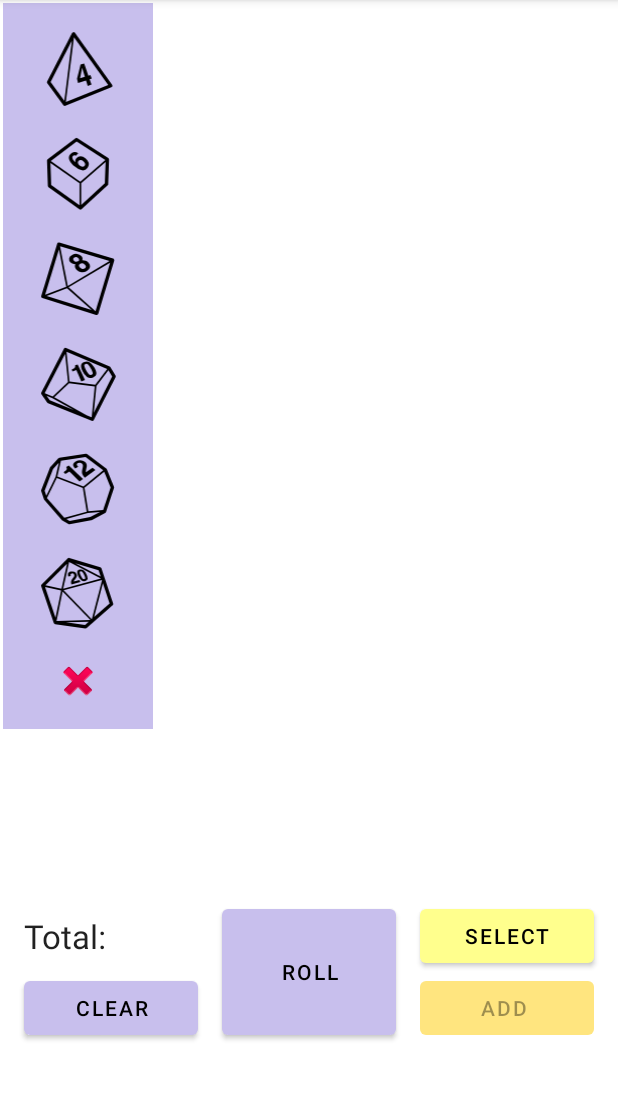
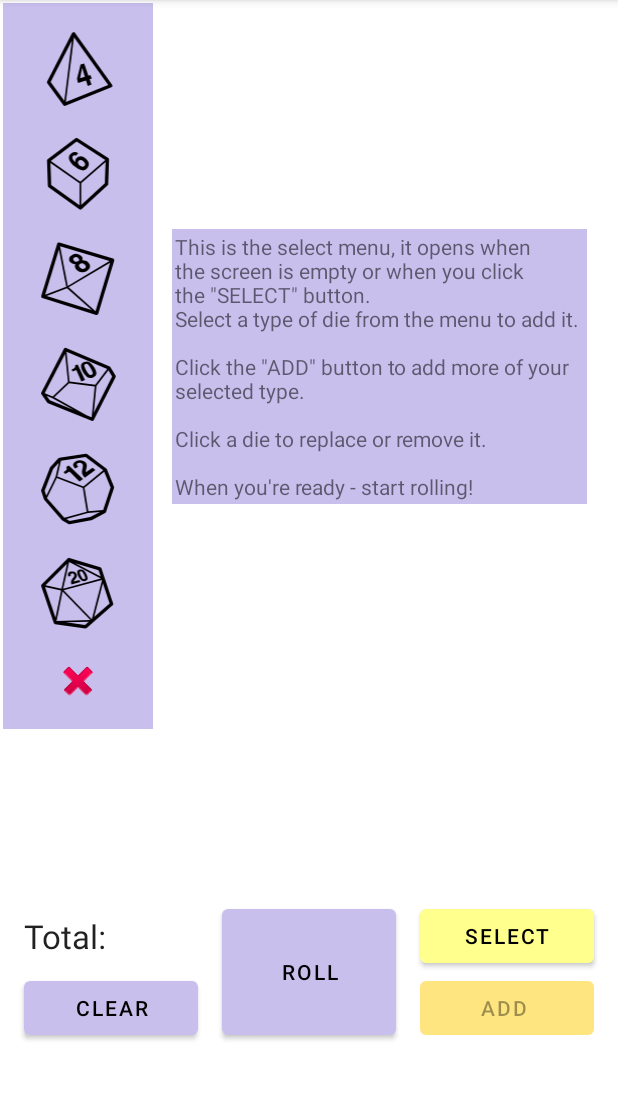
Before and after one commit to LukasH77/Dice2Go, an Android app: the screen it shows after launch (MainActivity), after a tap on "CLEAR", on a phone screen of 412 x 824 dp, the part 84-1184 px from its top. Run offline under Robolectric (Android 15) with nearby library versions, the phone set to English and light mode, and no system bars; our stand-ins replace data binding, navigation-ui.

Commit message:
Added a hint/tutorial, showing when the screen is dieless. Smoothed some associated edges.

```diff
--- a/app/src/main/java/com/example/dice/home/HomeFragment.kt
+++ b/app/src/main/java/com/example/dice/home/HomeFragment.kt
@@ -8,6 +8,7 @@ import android.os.Bundle
 import android.os.VibrationEffect
 import android.os.Vibrator
 import android.view.*
+import android.widget.TextView
 import androidx.annotation.RequiresApi
 import androidx.constraintlayout.widget.ConstraintLayout
 import androidx.core.content.getSystemService
@@ -34,6 +35,7 @@ class HomeFragment : Fragment() {
 
     private lateinit var dieMenu: ConstraintLayout
     private lateinit var selectMenu: ConstraintLayout
+    private lateinit var hintText: TextView
 
     @RequiresApi(Build.VERSION_CODES.O)
     override fun onCreateView(
@@ -59,6 +61,7 @@ class HomeFragment : Fragment() {
         )
         dieMenu = binding.clPopup
         selectMenu = binding.clSelectionPopup
+        hintText = binding.tvHint
 
         val replaceD4Button = binding.ibReplaceD4
         val replaceD6Button = binding.ibReplaceD6
@@ -98,6 +101,7 @@ class HomeFragment : Fragment() {
                 dice as MutableList<Die>,
                 dieMenu,
                 selectMenu,
+                hintText,
                 replaceD4Button,
                 replaceD6Button,
                 replaceD8Button,
@@ -116,6 +120,7 @@ class HomeFragment : Fragment() {
             dice as MutableList<Die>,
             addButton,
             selectButton,
+            hintText,
             dieMenu,
             selectMenu,
             addD4Button,
@@ -158,7 +163,7 @@ class HomeFragment : Fragment() {
         }
 
         rollButton.setOnClickListener {
-            Die.removeMenus(dieMenu, selectMenu)
+            Die.removeMenus(dice as MutableList<Die>, dieMenu, selectMenu, hintText)
             Die.resetBackground(dice as MutableList<Die>)
 
             // avoids infinite roll when spamming the button
@@ -193,12 +198,13 @@ class HomeFragment : Fragment() {
         selectButton.setOnClickListener {
             clSelectionPopup.visibility = View.VISIBLE
             clPopup.visibility = View.GONE
+            if (!dice[0].isVisible) hintText.visibility = View.VISIBLE
         }
 
         addButton.setOnClickListener {
-            Die.removeMenus(dieMenu, selectMenu)
-            Die.removeMenus(dieMenu, selectMenu)
-            Die.removeMenus(dieMenu, selectMenu)
+            Die.removeMenus(dice as MutableList<Die>, dieMenu, selectMenu, hintText)
+            Die.removeMenus(dice as MutableList<Die>, dieMenu, selectMenu, hintText)
+            Die.removeMenus(dice as MutableList<Die>, dieMenu, selectMenu, hintText)
             Die.resetBackground(dice as MutableList<Die>)
             for (die in dice) {
                 if (!die.isVisible) {
@@ -212,7 +218,7 @@ class HomeFragment : Fragment() {
         }
 
         clearButton.setOnClickListener {
-            Die.removeMenus(dieMenu, selectMenu)
+            Die.removeMenus(dice as MutableList<Die>, dieMenu, selectMenu, hintText)
             Die.resetBackground(dice as MutableList<Die>)
             for (i in dice.indices) {
                 dice[i].isVisible = false
@@ -221,12 +227,13 @@ class HomeFragment : Fragment() {
             Die.handleButtons(dice as MutableList<Die>, addButton, selectButton)
             total = 0
             clSelectionPopup.visibility = View.VISIBLE
+            hintText.visibility = View.VISIBLE
             totalText.text = "Total: "
             addButton.text = "Add "
         }
 
         binding.clMain.setOnClickListener {
-            Die.removeMenus(dieMenu, selectMenu)
+            Die.removeMenus(dice as MutableList<Die>, dieMenu, selectMenu, hintText)
             Die.resetBackground(dice as MutableList<Die>)
         }
 
@@ -240,7 +247,7 @@ class HomeFragment : Fragment() {
     }
 
     override fun onOptionsItemSelected(item: MenuItem): Boolean {
-        Die.removeMenus(dieMenu, selectMenu)
+        Die.removeMenus(dice as MutableList<Die>, dieMenu, selectMenu, hintText)
         Die.resetBackground(dice as MutableList<Die>)
         return NavigationUI.onNavDestinationSelected(
             item,
--- a/app/src/main/res/layout/fragment_home.xml
+++ b/app/src/main/res/layout/fragment_home.xml
@@ -18,6 +18,72 @@
             android:layout_width="match_parent"
             android:layout_height="match_parent"
             tools:context=".MainActivity">
+
+            <ImageView
+                android:id="@+id/ivDie1"
+                android:layout_width="0dp"
+                android:layout_height="0dp"
+                android:layout_marginStart="16dp"
+                android:layout_marginTop="8dp"
+                android:layout_marginEnd="8dp"
+                android:visibility="visible"
+                app:layout_constraintBottom_toTopOf="@+id/guideline2"
+                app:layout_constraintDimensionRatio="h,1:1"
+                app:layout_constraintEnd_toStartOf="@+id/ivDie2"
+                app:layout_constraintHorizontal_bias="0.5"
+                app:layout_constraintStart_toStartOf="parent"
+                app:layout_constraintTop_toTopOf="parent"
+                app:srcCompat="@drawable/d4__4"
+                tools:visibility="gone"/>
+
+            <ImageView
+                android:id="@+id/ivDie2"
+                android:layout_width="0dp"
+                android:layout_height="0dp"
+                android:layout_marginStart="8dp"
+                android:layout_marginTop="8dp"
+                android:layout_marginEnd="16dp"
+                android:visibility="visible"
+                tools:visibility="gone"
+                app:layout_constraintBottom_toTopOf="@+id/guideline2"
+                app:layout_constraintDimensionRatio="h,1:1"
+                app:layout_constraintEnd_toEndOf="parent"
+                app:layout_constraintHorizontal_bias="0.5"
+                app:layout_constraintStart_toEndOf="@+id/ivDie1"
+                app:layout_constraintTop_toTopOf="parent"
+                app:layout_constraintVertical_bias="0.48"
+                app:srcCompat="@drawable/d6__6" />
+
+            <ImageView
+                android:id="@+id/ivDie3"
+                android:layout_width="0dp"
+                android:layout_height="0dp"
+                android:layout_marginStart="16dp"
+                android:layout_marginEnd="8dp"
+                android:visibility="visible"
+                tools:visibility="gone"
+                app:layout_constraintBottom_toTopOf="@+id/guideline"
+                app:layout_constraintDimensionRatio="h,1:1"
+                app:layout_constraintEnd_toStartOf="@+id/ivDie4"
+                app:layout_constraintHorizontal_bias="0.6"
+                app:layout_constraintStart_toStartOf="parent"
+                app:layout_constraintTop_toTopOf="@+id/guideline2"
+                app:srcCompat="@drawable/d8__8" />
+
+            <ImageView
+                android:id="@+id/ivDie4"
+                android:layout_width="0dp"
+                android:layout_height="0dp"
+                android:layout_marginStart="8dp"
+                android:layout_marginEnd="16dp"
+                android:visibility="visible"
+                app:layout_constraintBottom_toTopOf="@+id/guideline"
+                app:layout_constraintDimensionRatio="1:1"
+                app:layout_constraintEnd_toEndOf="parent"
+                app:layout_constraintStart_toEndOf="@+id/ivDie3"
+                app:layout_constraintTop_toTopOf="@+id/guideline2"
+                app:srcCompat="@drawable/d10__10"
+                tools:visibility="gone"/>
 
             <ImageView
                 android:id="@+id/ivDie5"
@@ -49,68 +115,6 @@
                 app:layout_constraintHorizontal_bias="0.5"
                 app:layout_constraintStart_toEndOf="@+id/ivDie5"
                 app:layout_constraintTop_toTopOf="@+id/guideline"
-                app:srcCompat="@drawable/d6__6" />
-
-            <ImageView
-                android:id="@+id/ivDie3"
-                android:layout_width="0dp"
-                android:layout_height="0dp"
-                android:layout_marginStart="16dp"
-                android:layout_marginEnd="8dp"
-                android:visibility="visible"
-                app:layout_constraintBottom_toTopOf="@+id/guideline"
-                app:layout_constraintDimensionRatio="h,1:1"
-                app:layout_constraintEnd_toStartOf="@+id/ivDie4"
-                app:layout_constraintHorizontal_bias="0.6"
-                app:layout_constraintStart_toStartOf="parent"
-                app:layout_constraintTop_toTopOf="@+id/guideline2"
-                app:srcCompat="@drawable/d8__8" />
-
-            <ImageView
-                android:id="@+id/ivDie4"
-                android:layout_width="0dp"
-                android:layout_height="0dp"
-                android:layout_marginStart="8dp"
-                android:layout_marginEnd="16dp"
-                android:visibility="visible"
-                app:layout_constraintBottom_toTopOf="@+id/guideline"
-                app:layout_constraintDimensionRatio="1:1"
-                app:layout_constraintEnd_toEndOf="parent"
-                app:layout_constraintStart_toEndOf="@+id/ivDie3"
-                app:layout_constraintTop_toTopOf="@+id/guideline2"
-                app:srcCompat="@drawable/d10__10" />
-
-            <ImageView
-                android:id="@+id/ivDie1"
-                android:layout_width="0dp"
-                android:layout_height="0dp"
-                android:layout_marginStart="16dp"
-                android:layout_marginTop="8dp"
-                android:layout_marginEnd="8dp"
-                android:visibility="visible"
-                app:layout_constraintBottom_toTopOf="@+id/guideline2"
-                app:layout_constraintDimensionRatio="h,1:1"
-                app:layout_constraintEnd_toStartOf="@+id/ivDie2"
-                app:layout_constraintHorizontal_bias="0.5"
-                app:layout_constraintStart_toStartOf="parent"
-                app:layout_constraintTop_toTopOf="parent"
-                app:srcCompat="@drawable/d4__4" />
-
-            <ImageView
-                android:id="@+id/ivDie2"
-                android:layout_width="0dp"
-                android:layout_height="0dp"
-                android:layout_marginStart="8dp"
-                android:layout_marginTop="8dp"
-                android:layout_marginEnd="16dp"
-                android:visibility="visible"
-                app:layout_constraintBottom_toTopOf="@+id/guideline2"
-                app:layout_constraintDimensionRatio="h,1:1"
-                app:layout_constraintEnd_toEndOf="parent"
-                app:layout_constraintHorizontal_bias="0.5"
-                app:layout_constraintStart_toEndOf="@+id/ivDie1"
-                app:layout_constraintTop_toTopOf="parent"
-                app:layout_constraintVertical_bias="0.48"
                 app:srcCompat="@drawable/d6__6" />
 
             <Button
@@ -277,7 +281,7 @@
                 android:layout_marginTop="2dp"
                 android:background="?colorPrimary"
                 android:orientation="horizontal"
-                android:visibility="visible"
+                android:visibility="gone"
                 app:layout_constraintBottom_toTopOf="@+id/guideline3"
                 app:layout_constraintEnd_toEndOf="parent"
                 app:layout_constraintHorizontal_bias="0.0"
@@ -451,6 +455,19 @@
                 app:layout_constraintStart_toStartOf="@+id/bAdd"
                 app:layout_constraintTop_toTopOf="@+id/guideline3" />
 
+            <TextView
+                android:id="@+id/tvHint"
+                android:layout_width="wrap_content"
+                android:layout_height="wrap_content"
+                android:layout_marginEnd="8dp"
+                android:background="?colorPrimary"
+                android:padding="2dp"
+                android:text="@string/short_hint"
+                app:layout_constraintBottom_toBottomOf="@+id/clSelectionPopup"
+                app:layout_constraintEnd_toEndOf="parent"
+                app:layout_constraintStart_toEndOf="@+id/clSelectionPopup"
+                app:layout_constraintTop_toTopOf="@+id/clSelectionPopup" />
+
         </androidx.constraintlayout.widget.ConstraintLayout>
     </ScrollView>
 </layout>
--- a/app/src/main/res/values/strings.xml
+++ b/app/src/main/res/values/strings.xml
@@ -1,4 +1,21 @@
 <resources>
     <string name="app_name">Die Rolling</string>
     <string name="hello_blank_fragment">Hello blank fragment</string>
+    <string name="long_hint">This is the select menu.
+        \nClicking any type of die will select it and add one of it.
+        \nClick the Add button to add an additional die of the selected type.
+        \nClick the Select button to reopen the menu and select another type of die.
+        \nClick a die to replace or remove it.
+        \nCheck out the help screen for more info.</string>
+    <string name="short_hint">This is the select menu, it opens when
+        \nthe screen is empty or when you click
+        \nthe \"SELECT\" button.
+        \nSelect a type of die from the menu to add it.
+        \n
+        \nClick the \"ADD\" button to add more of your
+        \nselected type.
+        \n
+        \nClick a die to replace or remove it.
+        \n
+        \nWhen you\'re ready - start rolling!</string>
 </resources>
```
Also changed, not shown: app/src/main/java/com/example/dice/home/Die.kt (+22 -9 lines). Lines whose indentation alone changed are shown as unchanged.
